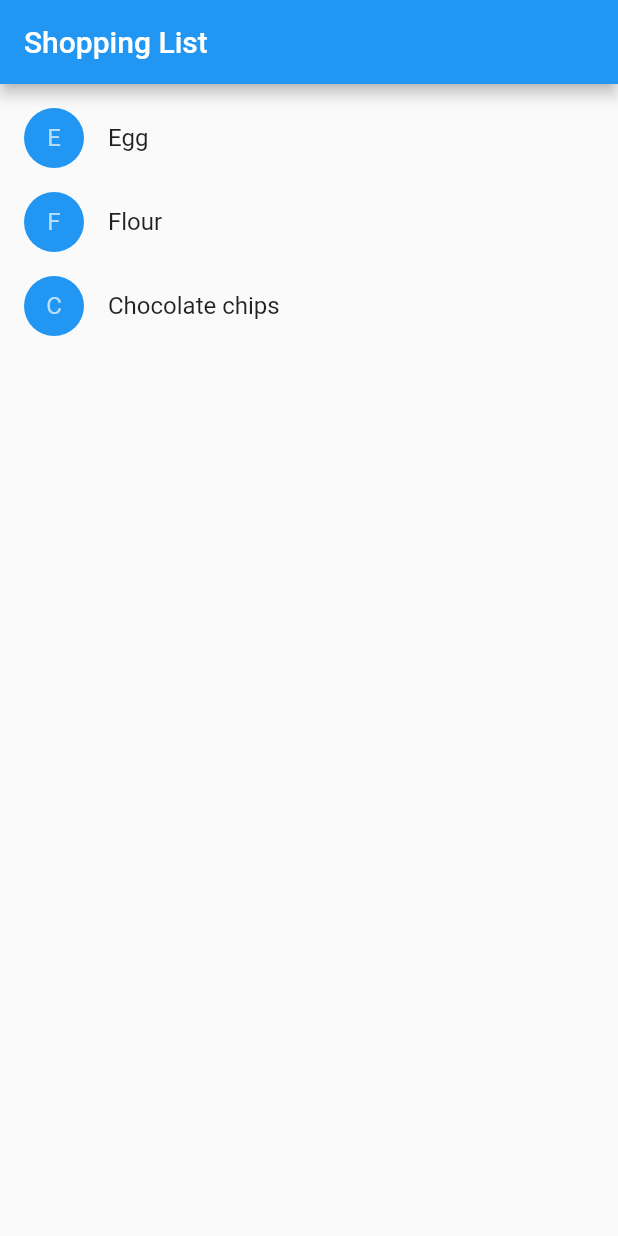
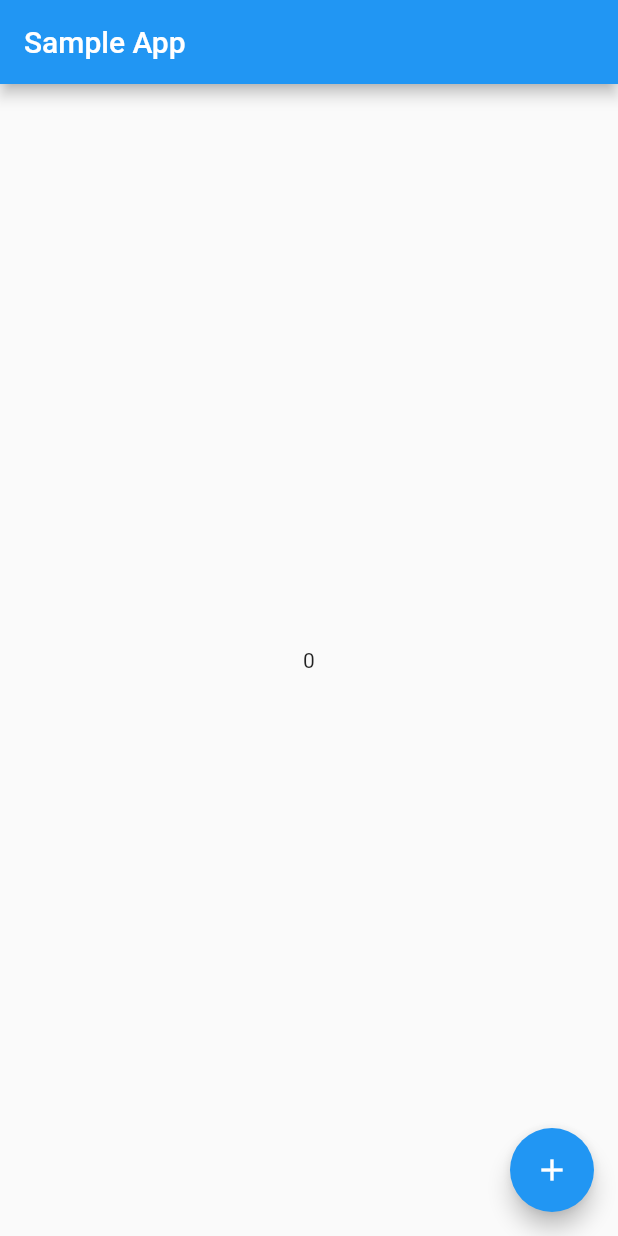
Before and after one commit to SpycWolf/practice_flutter, a Flutter app: the screen it shows after launch, on a phone screen of 412 x 824 dp. Run offline on Flutter 3.47's test engine with Material 2 defaults, Android fonts, the phone set to English and light mode, and no system bars; our stand-ins replace flutter_riverpod, riverpod.

Commit message:
Add Provider sample.

```diff
--- a/lib/main.dart
+++ b/lib/main.dart
@@ -1,100 +1,40 @@
 import 'package:flutter/material.dart';
+import 'package:flutter_riverpod/flutter_riverpod.dart';
 
-class Product {
-  const Product({required this.name});
-
-  final String name;
+void main() {
+  runApp(
+    const ProviderScope(child: MyApp()),
+  );
 }
 
-typedef CartChangedCallback = Function(Product product, bool inCart);
-
-class ShoppingListItem extends StatelessWidget {
-  ShoppingListItem({
-    required this.product,
-    required this.inCart,
-    required this.onCartChanged,
-  }) : super(key: ObjectKey(product));
-
-  final Product product;
-  final bool inCart;
-  final CartChangedCallback onCartChanged;
-
-  Color _getColor(BuildContext context) {
-    return inCart ? Colors.black54 : Theme.of(context).primaryColor;
-  }
-
-  TextStyle? _getTextStyle(BuildContext context) {
-    if (!inCart) return null;
-
-    return const TextStyle(
-      color: Colors.black54,
-      decoration: TextDecoration.lineThrough,
-    );
-  }
+class MyApp extends StatelessWidget {
+  const MyApp({Key? key}) : super(key: key);
 
   @override
   Widget build(BuildContext context) {
-    return ListTile(
-      onTap: () {
-        onCartChanged(product, inCart);
-      },
-      leading: CircleAvatar(
-        backgroundColor: _getColor(context),
-        child: Text(product.name[0]),
-      ),
-      title: Text(product.name, style: _getTextStyle(context)),
-    );
+    return const MaterialApp(home: Home());
   }
 }
 
-class ShoppingList extends StatefulWidget {
-  const ShoppingList({required this.products, Key? key}) : super(key: key);
+final counterProvider = StateProvider((ref) => 0);
 
-  final List<Product> products;
+class Home extends ConsumerWidget {
+  const Home({Key? key}) : super(key: key);
 
   @override
-  _ShoppingListState createState() => _ShoppingListState();
-}
-
-class _ShoppingListState extends State<ShoppingList> {
-  final _shoppingCart = <Product>{};
-
-  void _handleCartChanged(Product product, bool inCart) {
-    setState(() {
-      if (!inCart) {
-        _shoppingCart.add(product);
-      } else {
-        _shoppingCart.remove(product);
-      }
-    });
-  }
-
-  @override
-  Widget build(BuildContext context) {
+  Widget build(BuildContext context, WidgetRef ref) {
     return Scaffold(
-      appBar: AppBar(
-        title: const Text('Shopping List'),
+      appBar: AppBar(title: const Text('Sample App')),
+      body: Center(
+        child: Consumer(builder: (context, ref, child) {
+          final count = ref.watch(counterProvider.state).state;
+          return Text('$count');
+        }),
       ),
-      body: ListView(
-        padding: const EdgeInsets.symmetric(vertical: 8.0),
-        children: widget.products.map((Product product) {
-          return ShoppingListItem(
-              product: product,
-              inCart: _shoppingCart.contains(product),
-              onCartChanged: _handleCartChanged);
-        }).toList(),
+      floatingActionButton: FloatingActionButton(
+        onPressed: () => ref.read(counterProvider.state).state++,
+        child: const Icon(Icons.add),
       ),
     );
   }
 }
-
-void main() {
-  runApp(const MaterialApp(
-    title: 'Shopping App',
-    home: ShoppingList(products: [
-      Product(name: 'Egg'),
-      Product(name: 'Flour'),
-      Product(name: 'Chocolate chips'),
-    ]),
-  ));
-}
--- a/pubspec.yaml
+++ b/pubspec.yaml
@@ -29,7 +29,10 @@ environment:
 dependencies:
   flutter:
     sdk: flutter
-
+  flutter_hooks: ">=0.16.0-nullsafety.0 <2.0.0"
+  hooks_riverpod: any
+  riverpod: any
+  uuid: ^3.0.4
 
   # The following adds the Cupertino Icons font to your application.
   # Use with the CupertinoIcons class for iOS style icons.
```
Also changed, not shown: lib/todo.dart (added, +72 -0 lines), pubspec.lock.
